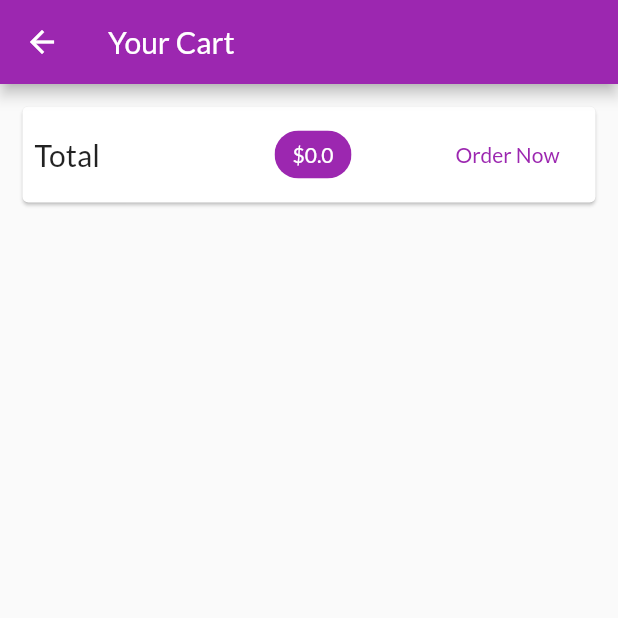
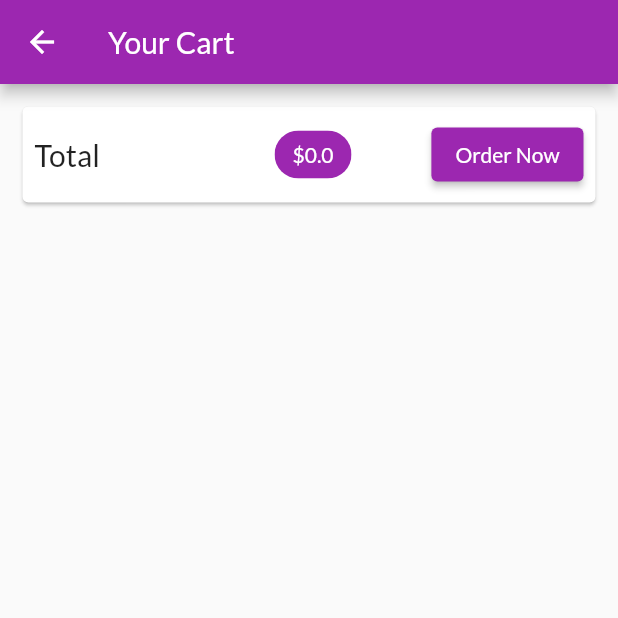
Before and after one commit to ShyamSundhar1411/Shop-App-Flutter, a Flutter app: the CartScreen screen opened by its route, on a phone screen of 412 x 824 dp, the top half of it. Run offline on Flutter 3.47's test engine with Material 2 defaults, Android fonts, the phone set to English and light mode, and no system bars; network calls fail.

```diff
--- a/lib/screens/cart_screen.dart
+++ b/lib/screens/cart_screen.dart
@@ -33,15 +33,16 @@ class CartScreen extends StatelessWidget {
                           ),
                           backgroundColor: Theme.of(context).primaryColor,
                         ),
-                        FlatButton(
+                        ElevatedButton(
                             onPressed: () {
                               Provider.of<Orders>(context, listen: false)
                                   .addOrder(cart.items.values.toList(),
                                       cart.totalPrice);
                               cart.clear();
                             },
-                            child: Text("Order Now"),
-                            textColor: Theme.of(context).primaryColor),
+                            child: Text("Order Now",
+                                style: TextStyle(
+                                    color: Colors.white))),
                       ],
                     ))),
             SizedBox(height: 20),
--- a/pubspec.yaml
+++ b/pubspec.yaml
@@ -18,7 +18,7 @@ publish_to: 'none' # Remove this line if you wish to publish to pub.dev
 version: 1.0.0+1
 
 environment:
-  sdk: ">=2.11.0 <3.0.0"
+  sdk: ">=2.11.0 <3.3.2"
 
 # Dependencies specify other packages that your package needs in order to work.
 # To automatically upgrade your package dependencies to the latest versions
```
Also changed, not shown: lib/providers/cartProvider.dart (+16 -0 lines), lib/widgets/cartItemDispalyWidget.dart (+19 -1 lines), lib/widgets/productDisplayWidget.dart (+9 -0 lines), pubspec.lock.
